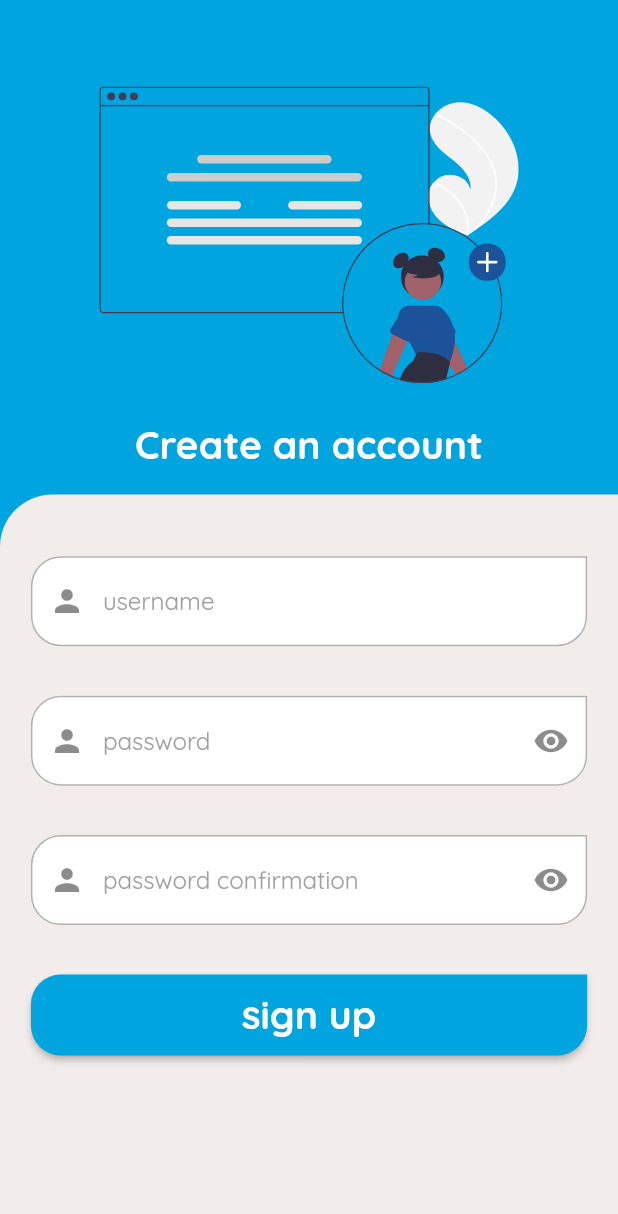
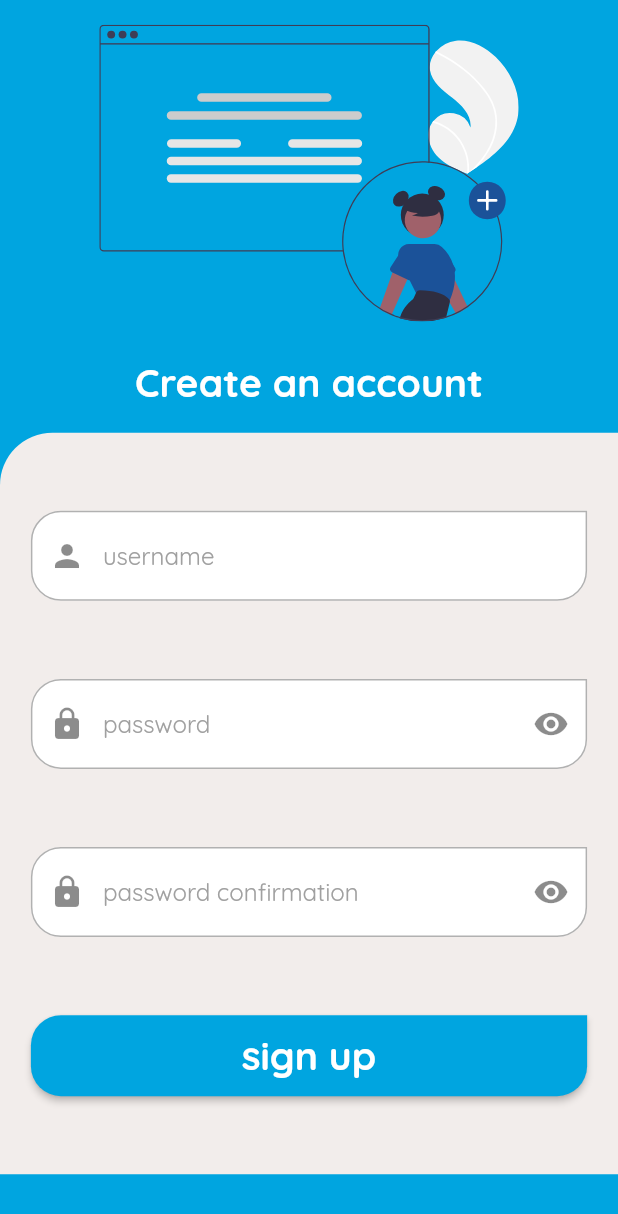
Before and after one commit to thierryoliveira/taskfy_app, a Flutter app: the SignUpPage screen opened by its route, on a phone screen of 412 x 824 dp. Shown: the top 1214 px of the screen. Run offline on Flutter 3.47's test engine with Material 2 defaults, Android fonts, the phone set to English and light mode, and no system bars; our stand-ins replace dio, flutter_datetime_picker, flutter_svg, font_awesome_flutter, get, get_storage and 4 more; accounts and stored records are empty.

```diff
--- a/lib/app/modules/auth/views/signin_view.dart
+++ b/lib/app/modules/auth/views/signin_view.dart
@@ -22,7 +22,7 @@ class SignInPage extends GetView<AuthController> {
         bottomRight: Radius.circular(30));
 
     return Scaffold(
-        resizeToAvoidBottomInset: false,
+        resizeToAvoidBottomInset: true,
         backgroundColor: kPrimaryColor,
         body: ListView(
           children: [
--- a/lib/app/modules/auth/views/signup_view.dart
+++ b/lib/app/modules/auth/views/signup_view.dart
@@ -10,8 +10,12 @@ class SignUpPage extends GetView<AuthController> {
   TextEditingController passwordController = TextEditingController();
   TextEditingController passwordConfirmationController =
       TextEditingController();
+  final _formKey = GlobalKey<FormState>();
 
-  final BorderRadius radiusStyle = BorderRadius.only(topLeft: Radius.circular(20), bottomLeft: Radius.circular(20), bottomRight: Radius.circular(20));
+  final BorderRadius radiusStyle = BorderRadius.only(
+      topLeft: Radius.circular(20),
+      bottomLeft: Radius.circular(20),
+      bottomRight: Radius.circular(20));
 
   @override
   Widget build(BuildContext context) {
@@ -19,13 +23,13 @@ class SignUpPage extends GetView<AuthController> {
     final width = size.width;
     final height = size.height;
     return Scaffold(
-      resizeToAvoidBottomInset: false,
+      resizeToAvoidBottomInset: true,
       backgroundColor: kPrimaryColor,
-        body: ListView(
+      body: SafeArea(
+        child: ListView(
           children: [
             Container(
-              height: height * 0.4,
-              color: kPrimaryColor,
+              margin: EdgeInsets.only(top: height * 0.02),
               child: Column(
                 crossAxisAlignment: CrossAxisAlignment.center,
                 mainAxisAlignment: MainAxisAlignment.end,
@@ -51,17 +55,18 @@ class SignUpPage extends GetView<AuthController> {
               height: height * 0.6,
               decoration: BoxDecoration(
                   color: kLighterColor,
-                  borderRadius: BorderRadius.only(
-        topLeft: Radius.circular(35))),
+                  borderRadius: BorderRadius.only(topLeft: Radius.circular(35))),
+              child: Form(
+                key: _formKey,
                 child: Column(
                   crossAxisAlignment: CrossAxisAlignment.center,
+                  mainAxisAlignment: MainAxisAlignment.spaceEvenly,
                   children: [
                     Container(
                        margin: EdgeInsets.only(
                           left: width * 0.05,
-                        right: width * 0.05,
-                        top: height * 0.05),
-                    child: TextField(
+                          right: width * 0.05,),
+                      child: TextFormField(
                         controller: usernameController,
                         decoration: InputDecoration(
                           hintText: 'username',
@@ -83,15 +88,14 @@ class SignUpPage extends GetView<AuthController> {
                     Container(
                       margin: EdgeInsets.only(
                           left: width * 0.05,
-                        right: width * 0.05,
-                        top: height * 0.04),
+                          right: width * 0.05,),
                       child: Obx(() => TextField(
                             obscureText: controller.obscureTextPassword,
                             controller: passwordController,
                             decoration: InputDecoration(
                               hintText: 'password',
                               hintStyle: TextStyle(color: Color(0xffa0a0a0)),
-                            prefixIcon: Icon(Icons.person),
+                              prefixIcon: Icon(Icons.lock),
                               suffixIcon: IconButton(
                                   onPressed: () =>
                                       controller.changeObscurePasswordValue(),
@@ -100,19 +104,20 @@ class SignUpPage extends GetView<AuthController> {
                               fillColor: Colors.white,
                               enabledBorder: OutlineInputBorder(
                                 borderSide:
-                                  BorderSide(color: kLightGreyColor, width: 1), borderRadius: radiusStyle,
+                                    BorderSide(color: kLightGreyColor, width: 1),
+                                borderRadius: radiusStyle,
                               ),
                               focusedBorder: OutlineInputBorder(
                                   borderSide:
-                                    BorderSide(color: kPrimaryColor, width: 1), borderRadius: radiusStyle),
+                                      BorderSide(color: kPrimaryColor, width: 1),
+                                  borderRadius: radiusStyle),
                             ),
                           )),
                     ),
                     Container(
                       margin: EdgeInsets.only(
                           left: width * 0.05,
-                        right: width * 0.05,
-                        top: height * 0.04),
+                          right: width * 0.05,),
                       child: Obx(() => TextField(
                             obscureText:
                                 controller.obscureTextPasswordConfirmation,
@@ -120,7 +125,7 @@ class SignUpPage extends GetView<AuthController> {
                             decoration: InputDecoration(
                               hintText: 'password confirmation',
                               hintStyle: TextStyle(color: Color(0xffa0a0a0)),
-                            prefixIcon: Icon(Icons.person),
+                              prefixIcon: Icon(Icons.lock),
                               suffixIcon: IconButton(
                                   onPressed: () => controller
                                       .changeObscurePasswordConfirmationValue(),
@@ -129,19 +134,20 @@ class SignUpPage extends GetView<AuthController> {
                               fillColor: Colors.white,
                               enabledBorder: OutlineInputBorder(
                                 borderSide:
-                                  BorderSide(color: kLightGreyColor, width: 1), borderRadius: radiusStyle,
+                                    BorderSide(color: kLightGreyColor, width: 1),
+                                borderRadius: radiusStyle,
                               ),
                               focusedBorder: OutlineInputBorder(
                                   borderSide:
-                                    BorderSide(color: kPrimaryColor, width: 1), borderRadius: radiusStyle),
+                                      BorderSide(color: kPrimaryColor, width: 1),
+                                  borderRadius: radiusStyle),
                             ),
                           )),
                     ),
                     Obx(() => Container(
                           margin: EdgeInsets.only(
                               left: width * 0.05,
-                            right: width * 0.05,
-                            top: height * 0.04),
+                              right: width * 0.05,),
                           height: 54,
                           width: width * 0.94,
                           child: ElevatedButton(
@@ -175,7 +181,10 @@ class SignUpPage extends GetView<AuthController> {
                   ],
                 ),
               ),
+            ),
           ],
-        ));
+        ),
+      ),
+    );
   }
 }
--- a/lib/app/modules/task/views/addtask_view.dart
+++ b/lib/app/modules/task/views/addtask_view.dart
@@ -22,7 +22,7 @@ class AddTaskPage extends GetView<TaskController> {
     );
 
     return Scaffold(
-      resizeToAvoidBottomInset: false,
+      resizeToAvoidBottomInset: true,
         backgroundColor: kPrimaryColor,
         body: SingleChildScrollView(
                       child: Container(
```
Lines whose indentation alone changed are shown as unchanged.
